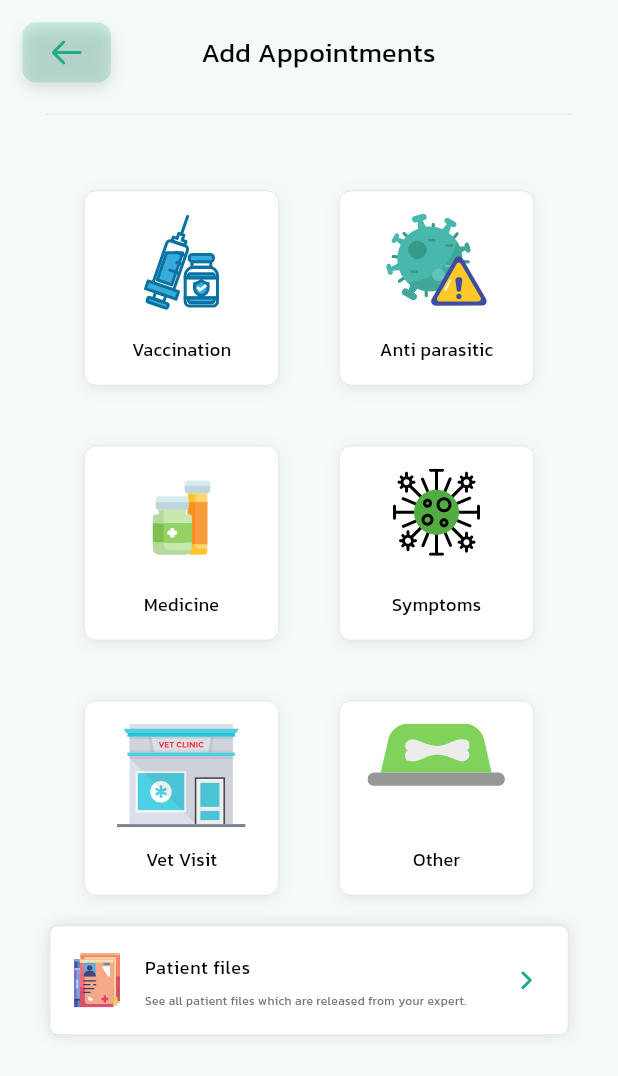
After one commit to saad-01/dogapp, a Flutter app: the AddAppointmentPage screen opened by its route, on a phone screen of 412 x 824 dp. The commit adds this screen. Shown: the top 1076 px of the screen. Run offline on Flutter 3.47's test engine with Material 3 defaults, Android fonts, the phone set to English and light mode, and no system bars; our stand-ins replace flutter_svg, get.

Commit message:
add appointment page

```diff
--- /dev/null
+++ b/lib/components/svg_box.dart
@@ -0,0 +1,50 @@
+import 'package:dogapp/utils/styles.dart';
+import 'package:flutter/material.dart';
+import 'package:flutter_svg/svg.dart';
+
+class SvgBox extends StatelessWidget {
+  const SvgBox(
+      {super.key, required this.imagePath, this.onPress, required this.title});
+  final String imagePath;
+  final String title;
+  final void Function()? onPress;
+  @override
+  Widget build(BuildContext context) {
+    return InkWell(
+      onTap: onPress,
+      child: Ink(
+        width: 130,
+        height: 130,
+        padding: const EdgeInsets.all(15),
+        decoration: ShapeDecoration(
+          color: Colors.white,
+          shape: RoundedRectangleBorder(
+            side: BorderSide(
+              width: 0.50,
+              color: Colors.black.withOpacity(0.11999999731779099),
+            ),
+            borderRadius: BorderRadius.circular(8),
+          ),
+          shadows: const [
+            BoxShadow(
+              color: Color(0x14000000),
+              blurRadius: 8,
+              offset: Offset(0, 2),
+              spreadRadius: 0,
+            )
+          ],
+        ),
+        child: Column(
+          mainAxisAlignment: MainAxisAlignment.spaceBetween,
+          children: [
+            SvgPicture.asset(imagePath),
+            Text(
+              title,
+              style: Styles.choosePageText(),
+            )
+          ],
+        ),
+      ),
+    );
+  }
+}
--- /dev/null
+++ b/lib/pages/add_appointment_page.dart
@@ -0,0 +1,141 @@
+import 'package:dogapp/components/svg_box.dart';
+import 'package:dogapp/routes/route_names.dart';
+import 'package:dogapp/utils/app_colors.dart';
+import 'package:dogapp/utils/styles.dart';
+import 'package:flutter/material.dart';
+import 'package:flutter_svg/svg.dart';
+import 'package:get/get.dart';
+import '../components/appbar.dart';
+import '../utils/assets.dart';
+import '../utils/strings.dart';
+
+class AddAppointmentPage extends StatelessWidget {
+  const AddAppointmentPage({super.key});
+
+  @override
+  Widget build(BuildContext context) {
+    return Scaffold(
+      body: SafeArea(
+          child: Container(
+        padding: const EdgeInsets.all(15),
+        child: Column(
+          children: [
+            const CustomAppBar(
+              title: AppStrings.appAppoint,
+            ),
+            Expanded(
+                child: SingleChildScrollView(
+              child: Column(
+                children: [
+                  const SizedBox(
+                    height: 30,
+                  ),
+                  Row(
+                    mainAxisAlignment: MainAxisAlignment.center,
+                    children: [
+                      SvgBox(
+                        imagePath: AssetImages.injectionImage,
+                        onPress: () {},
+                        title: AppStrings.vaccination,
+                      ),
+                      const SizedBox(
+                        width: 40,
+                      ),
+                      SvgBox(
+                        imagePath: AssetImages.antiParasite,
+                        onPress: () {},
+                        title: AppStrings.antiparasitic,
+                      ),
+                    ],
+                  ),
+                  const SizedBox(
+                    height: 40,
+                  ),
+                  Row(
+                    mainAxisAlignment: MainAxisAlignment.center,
+                    children: [
+                      SvgBox(
+                        imagePath: AssetImages.medImage,
+                        onPress: () {},
+                        title: AppStrings.medicine,
+                      ),
+                      const SizedBox(
+                        width: 40,
+                      ),
+                      SvgBox(
+                        imagePath: AssetImages.symptoms,
+                        onPress: () {},
+                        title: AppStrings.symptoms,
+                      ),
+                    ],
+                  ),
+                  const SizedBox(
+                    height: 40,
+                  ),
+                  Row(
+                    mainAxisAlignment: MainAxisAlignment.center,
+                    children: [
+                      SvgBox(
+                        imagePath: AssetImages.vetImage,
+                        onPress: () {},
+                        title: AppStrings.vetVisit,
+                      ),
+                      const SizedBox(
+                        width: 40,
+                      ),
+                      SvgBox(
+                        imagePath: AssetImages.boneMeal,
+                        onPress: () {},
+                        title: AppStrings.otherExpert,
+                      ),
+                    ],
+                  ),
+                  const SizedBox(
+                    height: 20,
+                  ),
+                  Container(
+                    width: MediaQuery.sizeOf(context).width * 0.84,
+                    decoration: ShapeDecoration(
+                      color: AppColors.white,
+                      shape: RoundedRectangleBorder(
+                        side: const BorderSide(
+                            width: 0.50, color: Color(0x1E010101)),
+                        borderRadius: BorderRadius.circular(6),
+                      ),
+                      shadows: const [
+                        BoxShadow(
+                          color: Color(0x1E000000),
+                          blurRadius: 8,
+                          offset: Offset(0, 0),
+                          spreadRadius: 0,
+                        )
+                      ],
+                    ),
+                    child: ListTile(
+                      leading: SvgPicture.asset(AssetImages.coloredFile),
+                      trailing: SvgPicture.asset(AssetImages.nextPrimaryIcon),
+                      title: Text(
+                        AppStrings.patientFiles,
+                        style: Styles.choosePageText(),
+                      ),
+                      subtitle: Text(
+                        AppStrings.seeAllFiles,
+                        style: Styles.lightgrey8(),
+                      ),
+                      onTap: () {
+                        Get.toNamed(RouteName.patientFilesPage);
+                      },
+                    ),
+                  ),
+                  const SizedBox(
+                    height: 20,
+                  )
+                ],
+              ),
+            ))
+          ],
+        ),
+      )),
+    );
+  }
+}
--- a/lib/pages/dog_detail_page.dart
+++ b/lib/pages/dog_detail_page.dart
@@ -223,13 +223,16 @@ class DogDetailsPage extends StatelessWidget {
                             const SizedBox(
                               height: 20,
                             ),
-                            const Align(
+                            Align(
                               alignment: Alignment.center,
                               child: PrimartyButton(
                                 title: AppStrings.appAppoint,
                                 width: 242,
                                 height: 12,
                                 icon: '',
+                                onTap: () {
+                                  Get.toNamed(RouteName.addAppointmentPage);
+                                },
                               ),
                             ),
                           ],
--- a/lib/pages/select_report_page.dart
+++ b/lib/pages/select_report_page.dart
@@ -90,5 +90,6 @@ class SelectReportPage extends StatelessWidget {
         ),
       )),
     );
+
   }
 }
--- a/lib/routes/route_names.dart
+++ b/lib/routes/route_names.dart
@@ -27,4 +27,5 @@ class RouteName {
   static const String patientFilesPage = '/patient_files_page';
   static const String makeAnnouncementPage = '/make_announcement_page';
   static const String addCommentsPage = '/add_comments_page';
+  static const String addAppointmentPage = '/add_appointment_page';
 }
--- a/lib/routes/routes.dart
+++ b/lib/routes/routes.dart
@@ -1,3 +1,4 @@
+import 'package:dogapp/pages/add_appointment_page.dart';
 import 'package:dogapp/pages/add_comment_page.dart';
 import 'package:dogapp/pages/apointment_expert_page.dart';
 import 'package:dogapp/pages/appointment_detail_page.dart';
@@ -171,5 +172,11 @@ class AppRoutes {
           transitionDuration: const Duration(milliseconds: 250),
           transition: Transition.leftToRight,
         ),
+        GetPage(
+          name: RouteName.addAppointmentPage,
+          page: () => const AddAppointmentPage(),
+          transitionDuration: const Duration(milliseconds: 250),
+          transition: Transition.leftToRight,
+        ),
       ];
 }
--- a/lib/utils/assets.dart
+++ b/lib/utils/assets.dart
@@ -75,4 +75,9 @@ class AssetImages {
   static const speaker = "assets/images/speaker.svg";
   static const excercise = "assets/images/exercise.svg";
   static const fileDivider = "assets/images/fileDivider.svg";
+  static const symptoms = "assets/images/symptoms.svg";
+  static const vetImage = "assets/images/vetImage.svg";
+  static const antiParasite = "assets/images/antiParasite.svg";
+  static const boneMeal = "assets/images/boneMeal.svg";
+  static const coloredFile = "assets/images/coloredFile.svg";
 }
--- a/lib/utils/strings.dart
+++ b/lib/utils/strings.dart
@@ -163,4 +163,8 @@ class AppStrings {
   static const visibleToParent = "Visible to parent";
   static const addComment = "Add Comment";
   static const patientFiles = "Patient files";
+  static const symptoms = "Symptoms";
+  static const antiparasitic = "Anti parasitic";
+  static const vetVisit = "Vet Visit";
+  static const seeAllFiles = "See all patient files which are released from your expert.";
 }
--- a/lib/utils/styles.dart
+++ b/lib/utils/styles.dart
@@ -150,6 +150,13 @@ class Styles {
     return const TextStyle(
       color: AppColors.lightGreyColor,
       fontSize: 10,
+    );
+  }
+
+  static TextStyle lightgrey8() {
+    return const TextStyle(
+      color: AppColors.lightGreyColor,
+      fontSize: 8,
     );
   }
 
```
Also changed, not shown: assets/images/antiParasite.svg (added), assets/images/boneMeal.svg (added), assets/images/coloredFile.svg (added), assets/images/symptoms.svg (added), assets/images/vetImage.svg (added).
